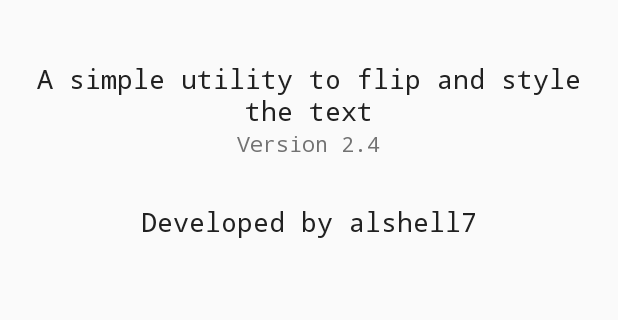
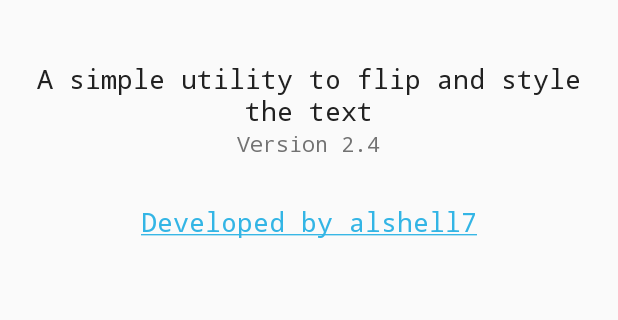
Before and after one commit to alshell7/flippi, an Android app: the About screen opened directly, with no data from a screen before it, on a phone screen of 412 x 824 dp, the part 446-766 px from its top. Run offline under Robolectric (Android 15) with nearby library versions, the phone set to English and light mode, and no system bars.

Commit message:
Fixed link not clickable in About

```diff
--- a/app/src/main/java/com/projects/alshell/flippi/About.java
+++ b/app/src/main/java/com/projects/alshell/flippi/About.java
@@ -2,7 +2,10 @@ package com.projects.alshell.flippi;
 
 import android.app.Activity;
 import android.graphics.Color;
+import android.graphics.Paint;
 import android.os.Bundle;
+import android.text.method.LinkMovementMethod;
+import android.widget.TextView;
 
 import com.projects.alshell.flippi.slidr.Slidr;
 import com.projects.alshell.flippi.slidr.model.SlidrConfig;
@@ -28,6 +31,10 @@ public class About extends Activity
                 .edgeSize(0.58f)
                 .build();
         Slidr.attach(this, mConfig);
+
+        TextView aboutLink = (TextView) findViewById(R.id.textView7);
+        aboutLink.setMovementMethod(LinkMovementMethod.getInstance());
+
     }
 
     @Override
--- a/app/src/main/res/layout/activity_about.xml
+++ b/app/src/main/res/layout/activity_about.xml
@@ -79,8 +79,10 @@
                 android:layout_width="wrap_content"
                 android:layout_height="wrap_content"
                 android:textAppearance="?android:attr/textAppearanceMedium"
-                android:text="Developed by alshell7"
+                android:text="@string/about_link"
                 android:id="@+id/textView7"
+                android:textColor="@android:color/holo_blue_dark"
+
                 android:layout_alignParentBottom="true"
                 android:layout_centerHorizontal="true"
                 android:typeface="monospace"/>
--- a/app/src/main/res/layout/flipped_layout_dialog.xml
+++ b/app/src/main/res/layout/flipped_layout_dialog.xml
@@ -69,6 +69,7 @@
         android:text="Include special characters"
         android:id="@+id/checkBox"
         android:checked="true"
+        android:visibility="gone"
         android:layout_below="@+id/buttonSend"
         android:layout_centerHorizontal="true"
         android:enabled="false"/>
--- a/app/src/main/res/values/strings.xml
+++ b/app/src/main/res/values/strings.xml
@@ -1,5 +1,7 @@
 <resources>
     <string name="app_name">Flippi</string>
+
+    <string name="about_link"><a href="https://github.com/alshell7/flippi">Developed by alshell7</a></string>
 
     <string-array name="style_flip" >
         <item>Simple flip</item>
```
